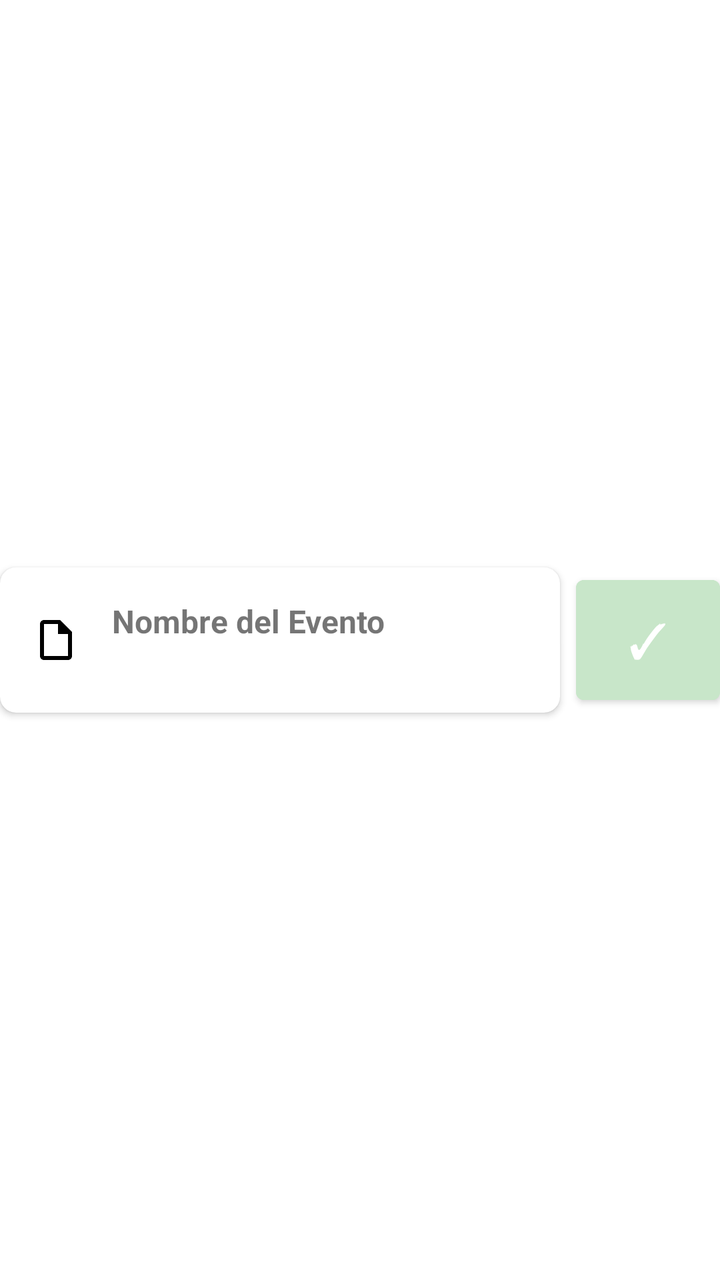
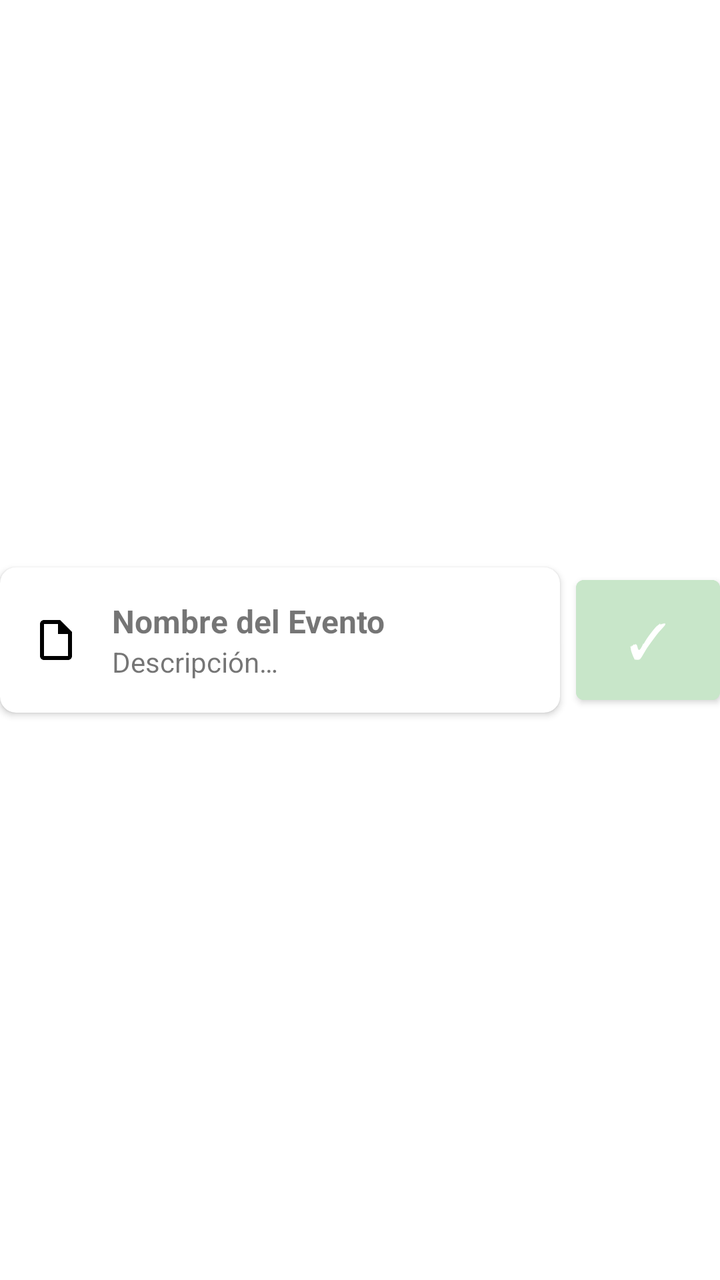

Two renders of the same Android screen: before a commit and after it. Below are the layout's source before the change and the commit's diff.
<!-- AndroidManifest.xml: application theme Theme.Kyro -->
<!-- res/layout/list_item_event.xml -->
<?xml version="1.0" encoding="utf-8"?>
<androidx.constraintlayout.widget.ConstraintLayout xmlns:android="http://schemas.android.com/apk/res/android"
    xmlns:app="http://schemas.android.com/apk/res-auto"
    android:layout_width="match_parent"
    android:layout_height="wrap_content"
    android:layout_marginBottom="12dp">

    <androidx.cardview.widget.CardView
        android:id="@+id/cardView"
        android:layout_width="0dp"
        android:layout_height="wrap_content"
        app:layout_constraintTop_toTopOf="parent"
        app:layout_constraintBottom_toBottomOf="parent"
        app:layout_constraintStart_toStartOf="parent"
        app:layout_constraintEnd_toStartOf="@+id/btnComplete"
        android:layout_marginEnd="8dp"
        app:cardCornerRadius="8dp"
        app:cardElevation="2dp">

        <LinearLayout
            android:layout_width="match_parent"
            android:layout_height="wrap_content"
            android:orientation="horizontal"
            android:padding="16dp"
            android:gravity="center_vertical">

            <ImageView
                android:id="@+id/ivEventIcon"
                android:layout_width="24dp"
                android:layout_height="24dp"
                android:src="@drawable/ic_task"
                android:layout_marginEnd="16dp"/>

            <LinearLayout
                android:layout_width="0dp"
                android:layout_height="wrap_content"
                android:layout_weight="1"
                android:orientation="vertical">

                <TextView
                    android:id="@+id/tvEventTitle"
                    android:layout_width="wrap_content"
                    android:layout_height="wrap_content"
                    android:text="Nombre del Evento"
                    android:textSize="16sp"
                    android:textStyle="bold" />

                <TextView
                    android:id="@+id/tvEventDescription"
                    android:layout_width="wrap_content"
                    android:layout_height="wrap_content"
                    android.text="Descripción..." />

            </LinearLayout>

        </LinearLayout>

    </androidx.cardview.widget.CardView>

    <Button
        android:id="@+id/btnComplete"
        android:layout_width="72dp"
        android:layout_height="72dp"
        app:layout_constraintTop_toTopOf="@id/cardView"
        app:layout_constraintBottom_toBottomOf="@id/cardView"
        app:layout_constraintEnd_toEndOf="parent"
        android:text="✓"
        android:textSize="24sp"
        android:backgroundTint="@color/verde_clarito"
        android:textColor="@android:color/white"/>

</androidx.constraintlayout.widget.ConstraintLayout>
<!-- resources referenced by this layout -->
<resources>
  <color name="verde_clarito">#C8E6C9</color>
  <!-- drawable ic_task (drawable) -->
  <vector xmlns:android="http://schemas.android.com/apk/res/android"
      android:width="24dp"
      android:height="24dp"
      android:viewportWidth="24"
      android:viewportHeight="24">
      <path
          android:fillColor="#000000"
          android:pathData="M14,2H6C4.9,2 4,2.9 4,4V20C4,21.1 4.9,22 6,22H18C19.1,22 20,21.1 20,20V8L14,2ZM18,20H6V4H13V9H18V20Z" />
  </vector>
  <style name="Theme.Kyro" parent="Theme.MaterialComponents.DayNight.NoActionBar">
          
          <item name="colorPrimary">@color/purple_500</item>
          <item name="colorPrimaryVariant">@color/purple_700</item>
          <item name="colorOnPrimary">@color/white</item>
  
          
          <item name="colorSecondary">@color/teal_200</item>
          <item name="colorSecondaryVariant">@color/teal_700</item>
          <item name="colorOnSecondary">@color/black</item>
  
          
          <item name="android:statusBarColor">?attr/colorPrimaryVariant</item>
      </style>
  <color name="purple_500">#FF6200EE</color>
  <color name="purple_700">#FF3700B3</color>
  <color name="white">#FFFFFFFF</color>
  <color name="teal_200">#FF03DAC5</color>
  <color name="teal_700">#FF018786</color>
  <color name="black">#FF000000</color>
</resources>

<!-- the commit's change to res/layout/list_item_event.xml (unified diff, before → after) -->
@@ -41,7 +41,7 @@
                     android:id="@+id/tvEventTitle"
                     android:layout_width="wrap_content"
                     android:layout_height="wrap_content"
-                    android:text="Nombre del Evento"
+                    android:text="@string/item_event_titulo"
                     android:textSize="16sp"
                     android:textStyle="bold" />
 
@@ -49,7 +49,7 @@
                     android:id="@+id/tvEventDescription"
                     android:layout_width="wrap_content"
                     android:layout_height="wrap_content"
-                    android.text="Descripción..." />
+                    android:text="@string/item_event_desc" />
 
             </LinearLayout>
 
<!-- resource entries referenced after the edit -->
@@ -11,6 +11,8 @@
           android:fillColor="#000000"
           android:pathData="M14,2H6C4.9,2 4,2.9 4,4V20C4,21.1 4.9,22 6,22H18C19.1,22 20,21.1 20,20V8L14,2ZM18,20H6V4H13V9H18V20Z" />
   </vector>
+  <string name="item_event_desc">Descripción…</string>
+  <string name="item_event_titulo">Nombre del Evento</string>
   <style name="Theme.Kyro" parent="Theme.MaterialComponents.DayNight.NoActionBar">
           
           <item name="colorPrimary">@color/purple_500</item>
